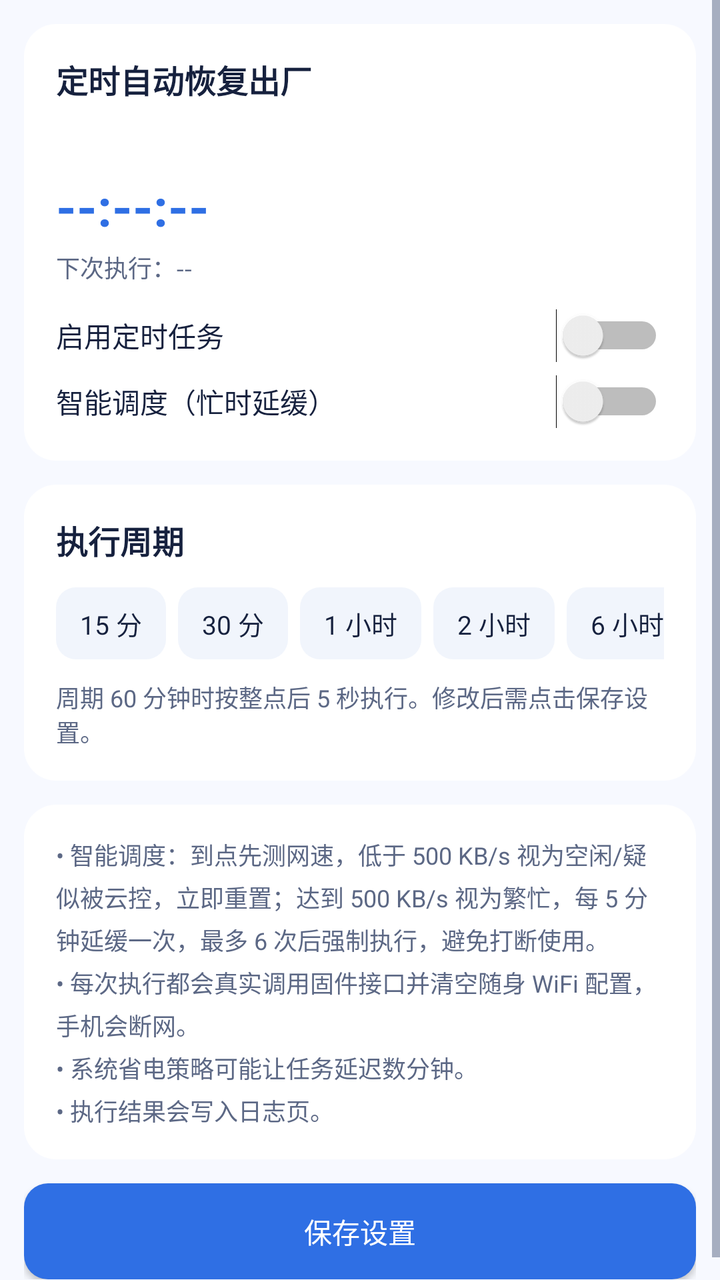
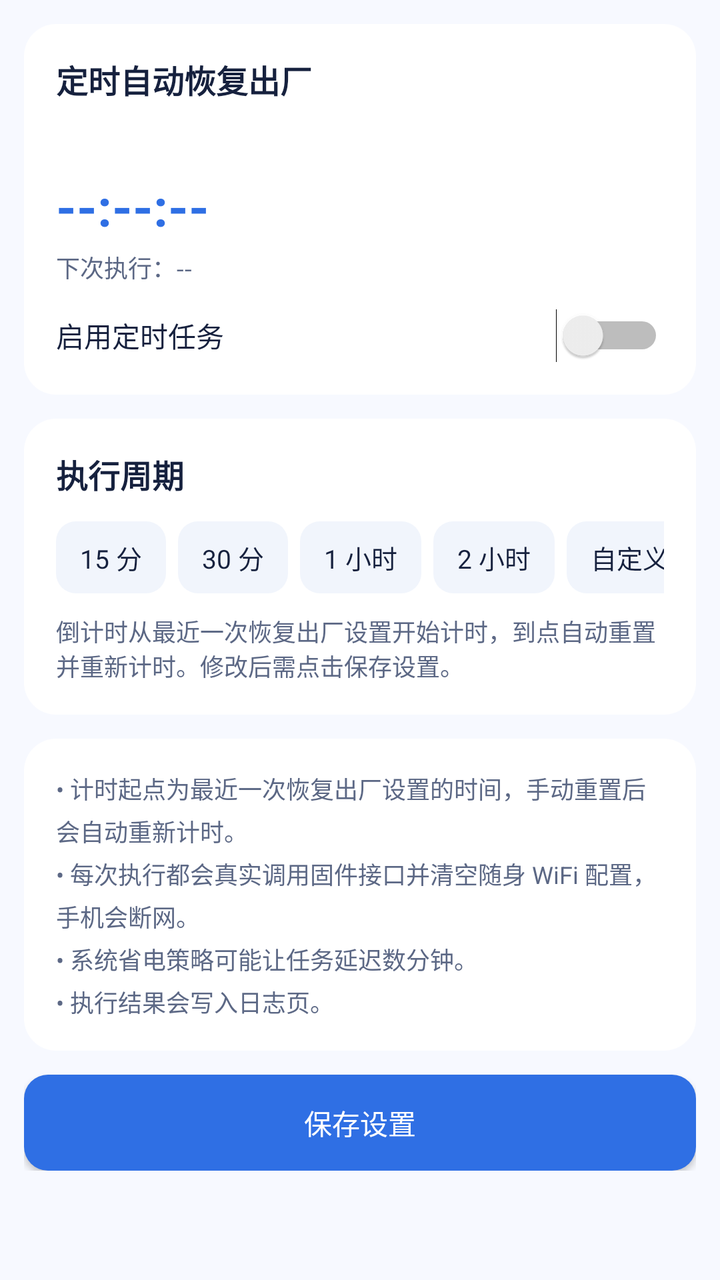

Compare the two renders of this Android layout. The source of the first and the diff that turns it into the second are given below.
<!-- AndroidManifest.xml: application theme AppTheme -->
<!-- res/layout/page_automation.xml -->
<?xml version="1.0" encoding="utf-8"?>
<ScrollView xmlns:android="http://schemas.android.com/apk/res/android"
    android:layout_width="match_parent"
    android:layout_height="match_parent">

    <LinearLayout
        android:layout_width="match_parent"
        android:layout_height="wrap_content"
        android:orientation="vertical"
        android:padding="12dp">

        <LinearLayout
            android:layout_width="match_parent"
            android:layout_height="wrap_content"
            android:layout_marginBottom="12dp"
            android:background="@drawable/bg_card"
            android:orientation="vertical"
            android:padding="16dp">

            <TextView
                style="@style/CardTitle"
                android:layout_width="match_parent"
                android:layout_height="wrap_content"
                android:text="定时自动恢复出厂" />

            <TextView
                android:id="@+id/text_schedule_status"
                style="@style/CardHint"
                android:layout_width="match_parent"
                android:layout_height="wrap_content"
                android:layout_marginTop="6dp" />

            <TextView
                android:id="@+id/text_countdown"
                android:layout_width="match_parent"
                android:layout_height="wrap_content"
                android:layout_marginTop="12dp"
                android:text="--:--:--"
                android:textColor="@color/primary"
                android:textSize="26sp"
                android:textStyle="bold" />

            <TextView
                android:id="@+id/text_next_absolute"
                style="@style/CardHint"
                android:layout_width="match_parent"
                android:layout_height="wrap_content"
                android:layout_marginTop="4dp"
                android:text="下次执行：--" />

            <Switch
                android:id="@+id/switch_enabled"
                android:layout_width="match_parent"
                android:layout_height="wrap_content"
                android:layout_marginTop="12dp"
                android:text="启用定时任务"
                android:textColor="@color/text_primary"
                android:textSize="14sp" />

            <Switch
                android:id="@+id/switch_smart"
                android:layout_width="match_parent"
                android:layout_height="wrap_content"
                android:layout_marginTop="6dp"
                android:text="智能调度（忙时延缓）"
                android:textColor="@color/text_primary"
                android:textSize="14sp" />
        </LinearLayout>

        <LinearLayout
            android:layout_width="match_parent"
            android:layout_height="wrap_content"
            android:layout_marginBottom="12dp"
            android:background="@drawable/bg_card"
            android:orientation="vertical"
            android:padding="16dp">

            <TextView
                style="@style/CardTitle"
                android:layout_width="match_parent"
                android:layout_height="wrap_content"
                android:text="执行周期" />

            <HorizontalScrollView
                android:layout_width="match_parent"
                android:layout_height="wrap_content"
                android:layout_marginTop="12dp"
                android:scrollbars="none">

                <RadioGroup
                    android:id="@+id/chip_group"
                    android:layout_width="wrap_content"
                    android:layout_height="wrap_content"
                    android:orientation="horizontal">

                <RadioButton
                    android:id="@+id/chip_15"
                    android:layout_width="wrap_content"
                    android:layout_height="36dp"
                    android:layout_marginEnd="6dp"
                    android:background="@drawable/bg_chip"
                    android:button="@null"
                    android:paddingStart="12dp"
                    android:paddingEnd="12dp"
                    android:text="15 分"
                    android:textAllCaps="false"
                    android:textColor="@color/chip_text_color"
                    android:textSize="13sp" />

                <RadioButton
                    android:id="@+id/chip_30"
                    android:layout_width="wrap_content"
                    android:layout_height="36dp"
                    android:layout_marginEnd="6dp"
                    android:background="@drawable/bg_chip"
                    android:button="@null"
                    android:paddingStart="12dp"
                    android:paddingEnd="12dp"
                    android:text="30 分"
                    android:textAllCaps="false"
                    android:textColor="@color/chip_text_color"
                    android:textSize="13sp" />

                <RadioButton
                    android:id="@+id/chip_60"
                    android:layout_width="wrap_content"
                    android:layout_height="36dp"
                    android:layout_marginEnd="6dp"
                    android:background="@drawable/bg_chip"
                    android:button="@null"
                    android:paddingStart="12dp"
                    android:paddingEnd="12dp"
                    android:text="1 小时"
                    android:textAllCaps="false"
                    android:textColor="@color/chip_text_color"
                    android:textSize="13sp" />

                <RadioButton
                    android:id="@+id/chip_120"
                    android:layout_width="wrap_content"
                    android:layout_height="36dp"
                    android:layout_marginEnd="6dp"
                    android:background="@drawable/bg_chip"
                    android:button="@null"
                    android:paddingStart="12dp"
                    android:paddingEnd="12dp"
                    android:text="2 小时"
                    android:textAllCaps="false"
                    android:textColor="@color/chip_text_color"
                    android:textSize="13sp" />

                <RadioButton
                    android:id="@+id/chip_360"
                    android:layout_width="wrap_content"
                    android:layout_height="36dp"
                    android:layout_marginEnd="6dp"
                    android:background="@drawable/bg_chip"
                    android:button="@null"
                    android:paddingStart="12dp"
                    android:paddingEnd="12dp"
                    android:text="6 小时"
                    android:textAllCaps="false"
                    android:textColor="@color/chip_text_color"
                    android:textSize="13sp" />

                <RadioButton
                    android:id="@+id/chip_720"
                    android:layout_width="wrap_content"
                    android:layout_height="36dp"
                    android:layout_marginEnd="6dp"
                    android:background="@drawable/bg_chip"
                    android:button="@null"
                    android:paddingStart="12dp"
                    android:paddingEnd="12dp"
                    android:text="12 小时"
                    android:textAllCaps="false"
                    android:textColor="@color/chip_text_color"
                    android:textSize="13sp" />

                <RadioButton
                    android:id="@+id/chip_custom"
                    android:layout_width="wrap_content"
                    android:layout_height="36dp"
                    android:background="@drawable/bg_chip"
                    android:button="@null"
                    android:paddingStart="12dp"
                    android:paddingEnd="12dp"
                    android:text="自定义"
                    android:textAllCaps="false"
                    android:textColor="@color/chip_text_color"
                    android:textSize="13sp" />
                </RadioGroup>
            </HorizontalScrollView>

            <TextView
                style="@style/CardHint"
                android:layout_width="match_parent"
                android:layout_height="wrap_content"
                android:layout_marginTop="10dp"
                android:text="周期 60 分钟时按整点后 5 秒执行。修改后需点击保存设置。" />
        </LinearLayout>

        <LinearLayout
            android:layout_width="match_parent"
            android:layout_height="wrap_content"
            android:layout_marginBottom="12dp"
            android:background="@drawable/bg_card"
            android:orientation="vertical"
            android:padding="16dp">

            <TextView
                style="@style/CardHint"
                android:layout_width="match_parent"
                android:layout_height="wrap_content"
                android:lineSpacingExtra="4dp"
                android:text="• 智能调度：到点先测网速，低于 500 KB/s 视为空闲/疑似被云控，立即重置；达到 500 KB/s 视为繁忙，每 5 分钟延缓一次，最多 6 次后强制执行，避免打断使用。\n• 每次执行都会真实调用固件接口并清空随身 WiFi 配置，手机会断网。\n• 系统省电策略可能让任务延迟数分钟。\n• 执行结果会写入日志页。" />
        </LinearLayout>

        <Button
            android:id="@+id/btn_save"
            android:layout_width="match_parent"
            android:layout_height="wrap_content"
            android:background="@drawable/bg_button"
            android:text="保存设置"
            android:textAllCaps="false"
            android:textColor="#FFFFFFFF" />
    </LinearLayout>
</ScrollView>
<!-- resources referenced by this layout -->
<resources>
  <color name="primary">#2F6FE4</color>
  <color name="text_primary">#16213E</color>
  <!-- drawable bg_button (drawable) -->
  <?xml version="1.0" encoding="utf-8"?>
  <selector xmlns:android="http://schemas.android.com/apk/res/android">
      <item android:state_pressed="true">
          <shape android:shape="rectangle">
              <solid android:color="#255FBF" />
              <corners android:radius="12dp" />
          </shape>
      </item>
      <item>
          <shape android:shape="rectangle">
              <solid android:color="@color/primary" />
              <corners android:radius="12dp" />
          </shape>
      </item>
  </selector>
  <!-- drawable bg_card (drawable) -->
  <?xml version="1.0" encoding="utf-8"?>
  <shape xmlns:android="http://schemas.android.com/apk/res/android" android:shape="rectangle">
      <solid android:color="@color/card_bg" />
      <corners android:radius="16dp" />
  </shape>
  <!-- drawable bg_chip (drawable) -->
  <?xml version="1.0" encoding="utf-8"?>
  <selector xmlns:android="http://schemas.android.com/apk/res/android">
      <item android:state_checked="true">
          <shape android:shape="rectangle">
              <solid android:color="@color/primary" />
              <corners android:radius="10dp" />
          </shape>
      </item>
      <item android:state_pressed="true">
          <shape android:shape="rectangle">
              <solid android:color="@color/surface_bg" />
              <corners android:radius="10dp" />
          </shape>
      </item>
      <item>
          <shape android:shape="rectangle">
              <solid android:color="@color/surface_bg" />
              <corners android:radius="10dp" />
          </shape>
      </item>
  </selector>
  <style name="CardHint">
          <item name="android:textColor">@color/text_muted</item>
          <item name="android:textSize">12sp</item>
      </style>
  <style name="CardTitle">
          <item name="android:textColor">@color/text_primary</item>
          <item name="android:textStyle">bold</item>
          <item name="android:textSize">16sp</item>
      </style>
  <style name="AppTheme" parent="@android:style/Theme.Material.Light.NoActionBar">
          <item name="android:windowBackground">@color/window_bg</item>
          <item name="android:colorAccent">@color/primary</item>
          <item name="android:colorControlActivated">@color/primary</item>
          <item name="android:textColorPrimary">@color/text_primary</item>
          <item name="android:textColorSecondary">@color/text_muted</item>
      </style>
  <color name="card_bg">#FFFFFF</color>
  <color name="surface_bg">#F1F5FC</color>
  <color name="text_muted">#5C6885</color>
  <color name="window_bg">#F7F9FF</color>
</resources>

<!-- the commit's change to res/layout/page_automation.xml (unified diff, before → after) -->
@@ -54,15 +54,6 @@
                 android:layout_height="wrap_content"
                 android:layout_marginTop="12dp"
                 android:text="启用定时任务"
-                android:textColor="@color/text_primary"
-                android:textSize="14sp" />
-
-            <Switch
-                android:id="@+id/switch_smart"
-                android:layout_width="match_parent"
-                android:layout_height="wrap_content"
-                android:layout_marginTop="6dp"
-                android:text="智能调度（忙时延缓）"
                 android:textColor="@color/text_primary"
                 android:textSize="14sp" />
         </LinearLayout>
@@ -150,34 +141,6 @@
                     android:textSize="13sp" />
 
                 <RadioButton
-                    android:id="@+id/chip_360"
-                    android:layout_width="wrap_content"
-                    android:layout_height="36dp"
-                    android:layout_marginEnd="6dp"
-                    android:background="@drawable/bg_chip"
-                    android:button="@null"
-                    android:paddingStart="12dp"
-                    android:paddingEnd="12dp"
-                    android:text="6 小时"
-                    android:textAllCaps="false"
-                    android:textColor="@color/chip_text_color"
-                    android:textSize="13sp" />
-
-                <RadioButton
-                    android:id="@+id/chip_720"
-                    android:layout_width="wrap_content"
-                    android:layout_height="36dp"
-                    android:layout_marginEnd="6dp"
-                    android:background="@drawable/bg_chip"
-                    android:button="@null"
-                    android:paddingStart="12dp"
-                    android:paddingEnd="12dp"
-                    android:text="12 小时"
-                    android:textAllCaps="false"
-                    android:textColor="@color/chip_text_color"
-                    android:textSize="13sp" />
-
-                <RadioButton
                     android:id="@+id/chip_custom"
                     android:layout_width="wrap_content"
                     android:layout_height="36dp"
@@ -197,7 +160,7 @@
                 android:layout_width="match_parent"
                 android:layout_height="wrap_content"
                 android:layout_marginTop="10dp"
-                android:text="周期 60 分钟时按整点后 5 秒执行。修改后需点击保存设置。" />
+                android:text="倒计时从最近一次恢复出厂设置开始计时，到点自动重置并重新计时。修改后需点击保存设置。" />
         </LinearLayout>
 
         <LinearLayout
@@ -213,7 +176,7 @@
                 android:layout_width="match_parent"
                 android:layout_height="wrap_content"
                 android:lineSpacingExtra="4dp"
-                android:text="• 智能调度：到点先测网速，低于 500 KB/s 视为空闲/疑似被云控，立即重置；达到 500 KB/s 视为繁忙，每 5 分钟延缓一次，最多 6 次后强制执行，避免打断使用。\n• 每次执行都会真实调用固件接口并清空随身 WiFi 配置，手机会断网。\n• 系统省电策略可能让任务延迟数分钟。\n• 执行结果会写入日志页。" />
+                android:text="• 计时起点为最近一次恢复出厂设置的时间，手动重置后会自动重新计时。\n• 每次执行都会真实调用固件接口并清空随身 WiFi 配置，手机会断网。\n• 系统省电策略可能让任务延迟数分钟。\n• 执行结果会写入日志页。" />
         </LinearLayout>
 
         <Button
